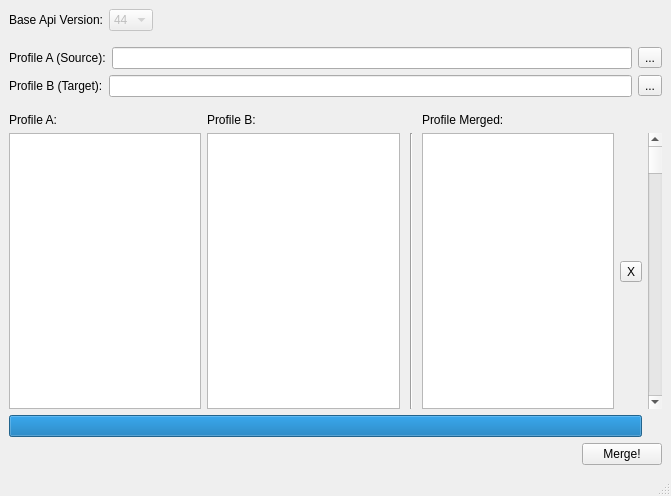
Before: the Qt Designer form ui/main_window.ui in F1r3f0x/salesforce_profileMergerTool, drawn with Qt 5.
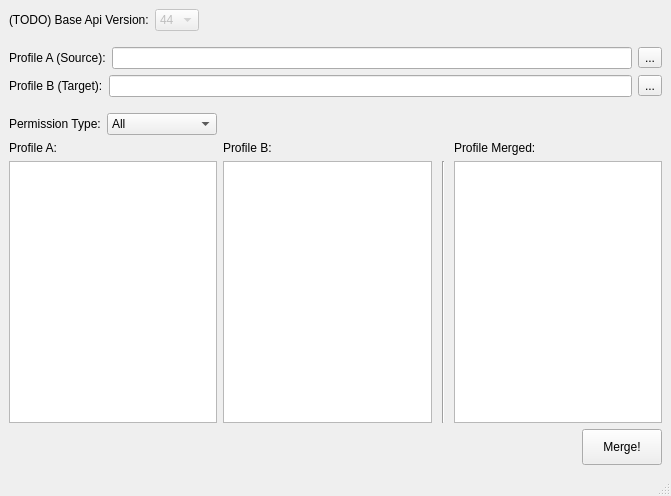
After: the same form once the commit is applied.

```diff
--- a/ui/main_window.ui
+++ b/ui/main_window.ui
@@ -38,7 +38,7 @@
          </sizepolicy>
         </property>
         <property name="text">
-         <string>Base Api Version:</string>
+         <string>(TODO) Base Api Version:</string>
         </property>
        </widget>
       </item>
@@ -254,27 +254,69 @@
      </spacer>
     </item>
     <item>
-     <layout class="QGridLayout" name="fields_selector" rowstretch="0,0,0,0,0">
+     <layout class="QHBoxLayout" name="layout_filter">
+      <item>
+       <widget class="QLabel" name="label_3">
+        <property name="text">
+         <string>Permission Type:</string>
+        </property>
+       </widget>
+      </item>
+      <item>
+       <widget class="QComboBox" name="cmb_filter">
+        <property name="sizePolicy">
+         <sizepolicy hsizetype="Preferred" vsizetype="Fixed">
+          <horstretch>0</horstretch>
+          <verstretch>0</verstretch>
+         </sizepolicy>
+        </property>
+        <property name="minimumSize">
+         <size>
+          <width>100</width>
+          <height>0</height>
+         </size>
+        </property>
+        <item>
+         <property name="text">
+          <string>All</string>
+         </property>
+        </item>
+        <item>
+         <property name="text">
+          <string>apexClasses</string>
+         </property>
+        </item>
+        <item>
+         <property name="text">
+          <string>pageAccesses</string>
+         </property>
+        </item>
+       </widget>
+      </item>
+      <item>
+       <spacer name="spc_filter">
+        <property name="orientation">
+         <enum>Qt::Horizontal</enum>
+        </property>
+        <property name="sizeHint" stdset="0">
+         <size>
+          <width>40</width>
+          <height>20</height>
+         </size>
+        </property>
+       </spacer>
+      </item>
+     </layout>
+    </item>
+    <item>
+     <layout class="QGridLayout" name="fields_selector" rowstretch="0,0,0">
       <property name="sizeConstraint">
        <enum>QLayout::SetDefaultConstraint</enum>
       </property>
       <property name="bottomMargin">
        <number>0</number>
       </property>
-      <item row="0" column="0">
-       <widget class="QLabel" name="lbl_allProfiles">
-        <property name="sizePolicy">
-         <sizepolicy hsizetype="Preferred" vsizetype="Fixed">
-          <horstretch>0</horstretch>
-          <verstretch>0</verstretch>
-         </sizepolicy>
-        </property>
-        <property name="text">
-         <string>Profile A:</string>
-        </property>
-       </widget>
-      </item>
-      <item row="1" column="1" rowspan="3">
+      <item row="1" column="1" rowspan="2">
        <widget class="QListWidget" name="list_target">
         <property name="sizePolicy">
          <sizepolicy hsizetype="Expanding" vsizetype="Expanding">
@@ -290,89 +332,6 @@
         </property>
        </widget>
       </item>
-      <item row="1" column="2" rowspan="3">
-       <widget class="Line" name="line">
-        <property name="sizePolicy">
-         <sizepolicy hsizetype="Fixed" vsizetype="Expanding">
-          <horstretch>0</horstretch>
-          <verstretch>0</verstretch>
-         </sizepolicy>
-        </property>
-        <property name="minimumSize">
-         <size>
-          <width>10</width>
-          <height>0</height>
-         </size>
-        </property>
-        <property name="orientation">
-         <enum>Qt::Vertical</enum>
-        </property>
-       </widget>
-      </item>
-      <item row="1" column="0" rowspan="3">
-       <widget class="QListWidget" name="list_source">
-        <property name="sizePolicy">
-         <sizepolicy hsizetype="Expanding" vsizetype="Expanding">
-          <horstretch>0</horstretch>
-          <verstretch>0</verstretch>
-         </sizepolicy>
-        </property>
-        <property name="acceptDrops">
-         <bool>false</bool>
-        </property>
-        <property name="dragEnabled">
-         <bool>false</bool>
-        </property>
-       </widget>
-      </item>
-      <item row="0" column="3">
-       <widget class="QLabel" name="label_2">
-        <property name="sizePolicy">
-         <sizepolicy hsizetype="Preferred" vsizetype="Fixed">
-          <horstretch>0</horstretch>
-          <verstretch>0</verstretch>
-         </sizepolicy>
-        </property>
-        <property name="text">
-         <string>Profile Merged:</string>
-        </property>
-       </widget>
-      </item>
-      <item row="1" column="5" rowspan="3">
-       <widget class="QScrollBar" name="verticalScrollBar">
-        <property name="orientation">
-         <enum>Qt::Vertical</enum>
-        </property>
-       </widget>
-      </item>
-      <item row="4" column="0" colspan="5">
-       <widget class="QProgressBar" name="bar_loading">
-        <property name="enabled">
-         <bool>true</bool>
-        </property>
-        <property name="sizePolicy">
-         <sizepolicy hsizetype="Preferred" vsizetype="Fixed">
-          <horstretch>0</horstretch>
-          <verstretch>0</verstretch>
-         </sizepolicy>
-        </property>
-        <property name="minimumSize">
-         <size>
-          <width>200</width>
-          <height>0</height>
-         </size>
-        </property>
-        <property name="value">
-         <number>100</number>
-        </property>
-        <property name="textVisible">
-         <bool>false</bool>
-        </property>
-        <property name="invertedAppearance">
-         <bool>false</bool>
-        </property>
-       </widget>
-      </item>
       <item row="0" column="1">
        <widget class="QLabel" name="lbl_included">
         <property name="sizePolicy">
@@ -386,7 +345,20 @@
         </property>
        </widget>
       </item>
-      <item row="1" column="3" rowspan="3">
+      <item row="0" column="3">
+       <widget class="QLabel" name="label_2">
+        <property name="sizePolicy">
+         <sizepolicy hsizetype="Preferred" vsizetype="Fixed">
+          <horstretch>0</horstretch>
+          <verstretch>0</verstretch>
+         </sizepolicy>
+        </property>
+        <property name="text">
+         <string>Profile Merged:</string>
+        </property>
+       </widget>
+      </item>
+      <item row="1" column="3" rowspan="2">
        <widget class="QListWidget" name="list_merged">
         <property name="sizePolicy">
          <sizepolicy hsizetype="Expanding" vsizetype="Expanding">
@@ -399,16 +371,51 @@
         </property>
        </widget>
       </item>
-      <item row="2" column="4">
-       <widget class="QToolButton" name="toolButton_3">
+      <item row="1" column="2" rowspan="2">
+       <widget class="Line" name="line">
         <property name="sizePolicy">
-         <sizepolicy hsizetype="Fixed" vsizetype="Fixed">
+         <sizepolicy hsizetype="Fixed" vsizetype="Expanding">
+          <horstretch>0</horstretch>
+          <verstretch>0</verstretch>
+         </sizepolicy>
+        </property>
+        <property name="minimumSize">
+         <size>
+          <width>10</width>
+          <height>0</height>
+         </size>
+        </property>
+        <property name="orientation">
+         <enum>Qt::Vertical</enum>
+        </property>
+       </widget>
+      </item>
+      <item row="1" column="0" rowspan="2">
+       <widget class="QListWidget" name="list_source">
+        <property name="sizePolicy">
+         <sizepolicy hsizetype="Expanding" vsizetype="Expanding">
+          <horstretch>0</horstretch>
+          <verstretch>0</verstretch>
+         </sizepolicy>
+        </property>
+        <property name="acceptDrops">
+         <bool>false</bool>
+        </property>
+        <property name="dragEnabled">
+         <bool>false</bool>
+        </property>
+       </widget>
+      </item>
+      <item row="0" column="0">
+       <widget class="QLabel" name="lbl_allProfiles">
+        <property name="sizePolicy">
+         <sizepolicy hsizetype="Preferred" vsizetype="Fixed">
           <horstretch>0</horstretch>
           <verstretch>0</verstretch>
          </sizepolicy>
         </property>
         <property name="text">
-         <string>X</string>
+         <string>Profile A:</string>
         </property>
        </widget>
       </item>
@@ -443,6 +450,12 @@
           <verstretch>0</verstretch>
          </sizepolicy>
         </property>
+        <property name="minimumSize">
+         <size>
+          <width>80</width>
+          <height>36</height>
+         </size>
+        </property>
         <property name="text">
          <string>Merge!</string>
         </property>
```
Left out of the diff: 2 changed lines with no effect on the pictures.
